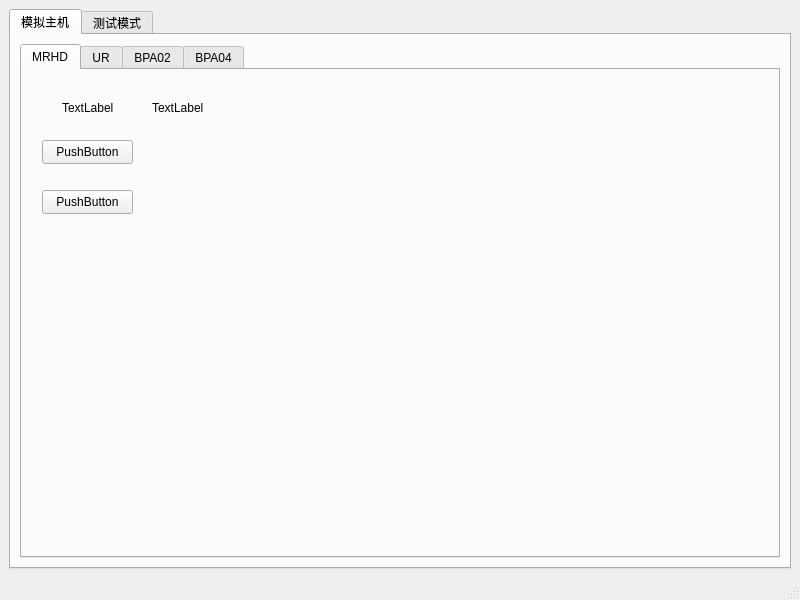
The window that mCAN/projectwindow.ui (sunxiaoyi111/My_Can_Wincc) describes before a commit, drawn with Qt 5.
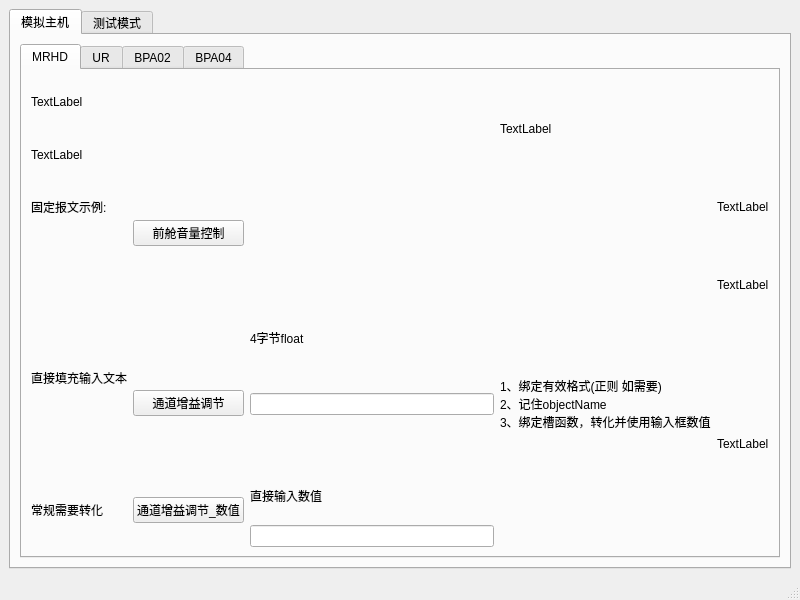
The same window after the commit. The open tabs and pages were chosen to show the change.

```diff
--- a/mCAN/projectwindow.ui
+++ b/mCAN/projectwindow.ui
@@ -34,58 +34,121 @@
            <attribute name="title">
             <string>MRHD</string>
            </attribute>
-           <widget class="QPushButton" name="pushButton">
-            <property name="geometry">
-             <rect>
-              <x>20</x>
-              <y>70</y>
-              <width>91</width>
-              <height>24</height>
-             </rect>
-            </property>
-            <property name="text">
-             <string>PushButton</string>
-            </property>
-           </widget>
-           <widget class="QPushButton" name="pushButton_2">
-            <property name="geometry">
-             <rect>
-              <x>20</x>
-              <y>120</y>
-              <width>91</width>
-              <height>24</height>
-             </rect>
-            </property>
-            <property name="text">
-             <string>PushButton</string>
-            </property>
-           </widget>
-           <widget class="QLabel" name="label">
-            <property name="geometry">
-             <rect>
-              <x>40</x>
-              <y>30</y>
-              <width>54</width>
-              <height>16</height>
-             </rect>
-            </property>
-            <property name="text">
-             <string>TextLabel</string>
-            </property>
-           </widget>
-           <widget class="QLabel" name="label_2">
-            <property name="geometry">
-             <rect>
-              <x>130</x>
-              <y>30</y>
-              <width>54</width>
-              <height>16</height>
-             </rect>
-            </property>
-            <property name="text">
-             <string>TextLabel</string>
-            </property>
-           </widget>
+           <layout class="QGridLayout" name="gridLayout_3">
+            <item row="0" column="0" colspan="3">
+             <widget class="QLabel" name="label_test">
+              <property name="text">
+               <string>TextLabel</string>
+              </property>
+             </widget>
+            </item>
+            <item row="0" column="3" rowspan="2">
+             <widget class="QLabel" name="label_3">
+              <property name="text">
+               <string>TextLabel</string>
+              </property>
+             </widget>
+            </item>
+            <item row="1" column="0" colspan="3">
+             <widget class="QLabel" name="label_2">
+              <property name="text">
+               <string>TextLabel</string>
+              </property>
+             </widget>
+            </item>
+            <item row="2" column="0">
+             <widget class="QLabel" name="label_4">
+              <property name="text">
+               <string>固定报文示例:</string>
+              </property>
+             </widget>
+            </item>
+            <item row="2" column="1" rowspan="2">
+             <widget class="QPushButton" name="pushButton_F_vol_ctrl">
+              <property name="text">
+               <string>前舱音量控制</string>
+              </property>
+             </widget>
+            </item>
+            <item row="2" column="4">
+             <widget class="QLabel" name="label_9">
+              <property name="text">
+               <string>TextLabel</string>
+              </property>
+             </widget>
+            </item>
+            <item row="3" column="4" rowspan="2">
+             <widget class="QLabel" name="label_10">
+              <property name="text">
+               <string>TextLabel</string>
+              </property>
+             </widget>
+            </item>
+            <item row="4" column="2" rowspan="2">
+             <widget class="QLabel" name="label_7">
+              <property name="text">
+               <string>4字节float</string>
+              </property>
+             </widget>
+            </item>
+            <item row="5" column="0" rowspan="2">
+             <widget class="QLabel" name="label_5">
+              <property name="text">
+               <string>直接填充输入文本</string>
+              </property>
+             </widget>
+            </item>
+            <item row="5" column="1" rowspan="3">
+             <widget class="QPushButton" name="pushButton_set_gain">
+              <property name="text">
+               <string>通道增益调节</string>
+              </property>
+             </widget>
+            </item>
+            <item row="5" column="3" rowspan="3">
+             <widget class="QLabel" name="label_8">
+              <property name="text">
+               <string>1、绑定有效格式(正则 如需要)
+2、记住objectName
+3、绑定槽函数，转化并使用输入框数值</string>
+              </property>
+             </widget>
+            </item>
+            <item row="6" column="2">
+             <widget class="QLineEdit" name="lineEdit_gain_byte4"/>
+            </item>
+            <item row="7" column="4">
+             <widget class="QLabel" name="label_11">
+              <property name="text">
+               <string>TextLabel</string>
+              </property>
+             </widget>
+            </item>
+            <item row="8" column="0" rowspan="2">
+             <widget class="QLabel" name="label_6">
+              <property name="text">
+               <string>常规需要转化</string>
+              </property>
+             </widget>
+            </item>
+            <item row="8" column="1" rowspan="2">
+             <widget class="QPushButton" name="pushButton_set_gain_double">
+              <property name="text">
+               <string>通道增益调节_数值</string>
+              </property>
+             </widget>
+            </item>
+            <item row="8" column="2">
+             <widget class="QLabel" name="label">
+              <property name="text">
+               <string>直接输入数值</string>
+              </property>
+             </widget>
+            </item>
+            <item row="9" column="2">
+             <widget class="QLineEdit" name="lineEdit_gain_double"/>
+            </item>
+           </layout>
           </widget>
           <widget class="QWidget" name="tab_4">
            <attribute name="title">
@@ -97,7 +160,7 @@
             <string>BPA02</string>
            </attribute>
           </widget>
-          <widget class="QWidget" name="tab_4">
+          <widget class="QWidget" name="tab_7">
            <attribute name="title">
             <string>BPA04</string>
            </attribute>
```
Left out of the diff: 4 changed lines with no effect on the pictures.
